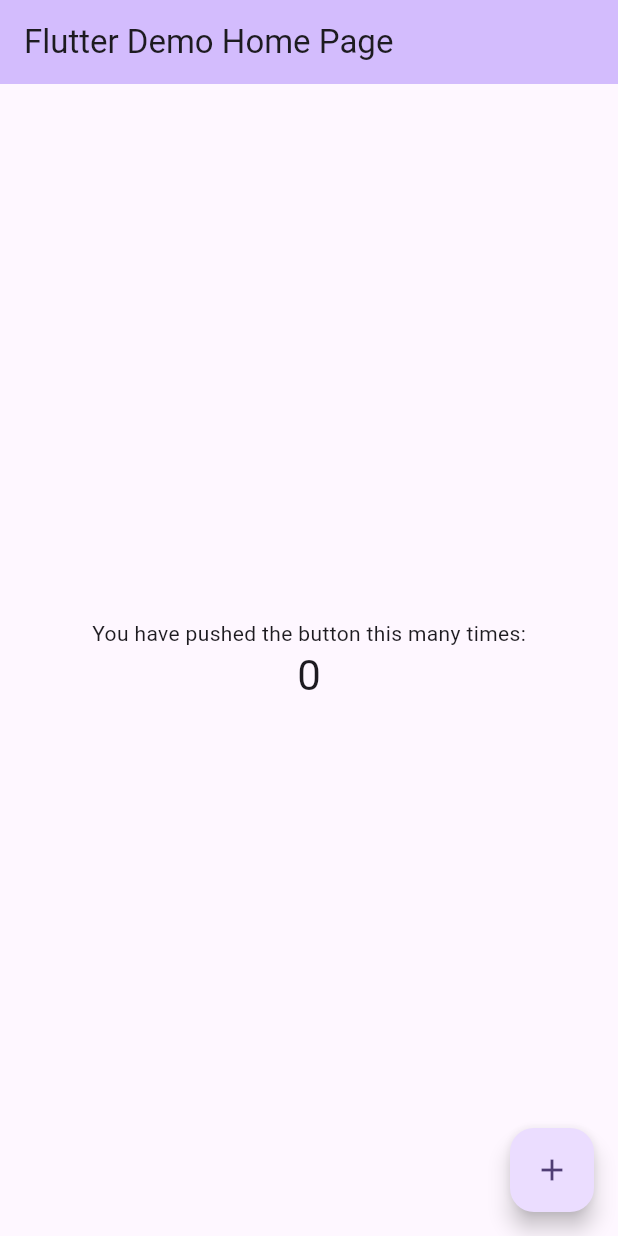
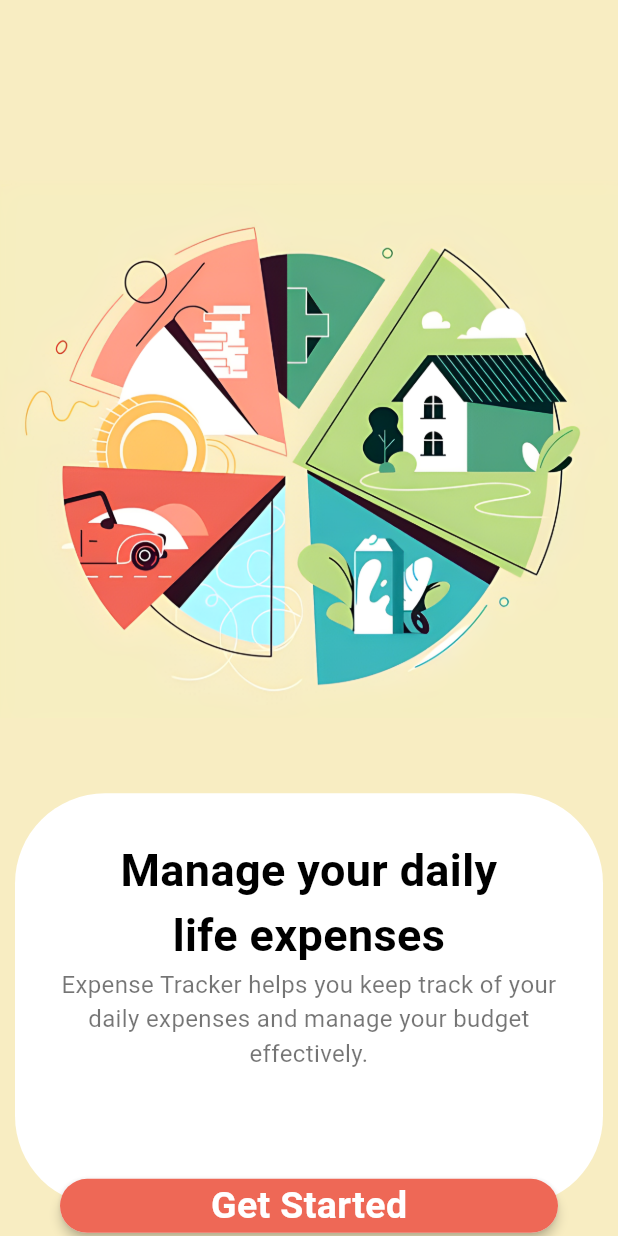
Before and after one commit to PersuasivePost/MAD, a Flutter app: the screen it shows after launch, on a phone screen of 412 x 824 dp. Run offline on Flutter 3.47's test engine with Material 3 defaults, Android fonts, the phone set to English and light mode, and no system bars.

Commit message:
onboarding page done

```diff
--- a/expense_tracker/lib/main.dart
+++ b/expense_tracker/lib/main.dart
@@ -1,4 +1,5 @@
 import 'package:flutter/material.dart';
+import 'pages/onboarding.dart';
 
 void main() {
   runApp(const MyApp());
@@ -7,116 +8,13 @@ void main() {
 class MyApp extends StatelessWidget {
   const MyApp({super.key});
 
-  // This widget is the root of your application.
   @override
   Widget build(BuildContext context) {
     return MaterialApp(
-      title: 'Flutter Demo',
-      theme: ThemeData(
-        // This is the theme of your application.
-        //
-        // TRY THIS: Try running your application with "flutter run". You'll see
-        // the application has a purple toolbar. Then, without quitting the app,
-        // try changing the seedColor in the colorScheme below to Colors.green
-        // and then invoke "hot reload" (save your changes or press the "hot
-        // reload" button in a Flutter-supported IDE, or press "r" if you used
-        // the command line to start the app).
-        //
-        // Notice that the counter didn't reset back to zero; the application
-        // state is not lost during the reload. To reset the state, use hot
-        // restart instead.
-        //
-        // This works for code too, not just values: Most code changes can be
-        // tested with just a hot reload.
-        colorScheme: ColorScheme.fromSeed(seedColor: Colors.deepPurple),
-      ),
-      home: const MyHomePage(title: 'Flutter Demo Home Page'),
+      title: 'Expense Tracker',
+      debugShowCheckedModeBanner: false,
+      theme: ThemeData(primarySwatch: Colors.blue),
+      home: Onboarding(),
     );
   }
 }
-
-class MyHomePage extends StatefulWidget {
-  const MyHomePage({super.key, required this.title});
-
-  // This widget is the home page of your application. It is stateful, meaning
-  // that it has a State object (defined below) that contains fields that affect
-  // how it looks.
-
-  // This class is the configuration for the state. It holds the values (in this
-  // case the title) provided by the parent (in this case the App widget) and
-  // used by the build method of the State. Fields in a Widget subclass are
-  // always marked "final".
-
-  final String title;
-
-  @override
-  State<MyHomePage> createState() => _MyHomePageState();
-}
-
-class _MyHomePageState extends State<MyHomePage> {
-  int _counter = 0;
-
-  void _incrementCounter() {
-    setState(() {
-      // This call to setState tells the Flutter framework that something has
-      // changed in this State, which causes it to rerun the build method below
-      // so that the display can reflect the updated values. If we changed
-      // _counter without calling setState(), then the build method would not be
-      // called again, and so nothing would appear to happen.
-      _counter++;
-    });
-  }
-
-  @override
-  Widget build(BuildContext context) {
-    // This method is rerun every time setState is called, for instance as done
-    // by the _incrementCounter method above.
-    //
-    // The Flutter framework has been optimized to make rerunning build methods
-    // fast, so that you can just rebuild anything that needs updating rather
-    // than having to individually change instances of widgets.
-    return Scaffold(
-      appBar: AppBar(
-        // TRY THIS: Try changing the color here to a specific color (to
-        // Colors.amber, perhaps?) and trigger a hot reload to see the AppBar
-        // change color while the other colors stay the same.
-        backgroundColor: Theme.of(context).colorScheme.inversePrimary,
-        // Here we take the value from the MyHomePage object that was created by
-        // the App.build method, and use it to set our appbar title.
-        title: Text(widget.title),
-      ),
-      body: Center(
-        // Center is a layout widget. It takes a single child and positions it
-        // in the middle of the parent.
-        child: Column(
-          // Column is also a layout widget. It takes a list of children and
-          // arranges them vertically. By default, it sizes itself to fit its
-          // children horizontally, and tries to be as tall as its parent.
-          //
-          // Column has various properties to control how it sizes itself and
-          // how it positions its children. Here we use mainAxisAlignment to
-          // center the children vertically; the main axis here is the vertical
-          // axis because Columns are vertical (the cross axis would be
-          // horizontal).
-          //
-          // TRY THIS: Invoke "debug painting" (choose the "Toggle Debug Paint"
-          // action in the IDE, or press "p" in the console), to see the
-          // wireframe for each widget.
-          mainAxisAlignment: MainAxisAlignment.center,
-          children: <Widget>[
-            const Text('You have pushed the button this many times:'),
-            Text(
-              '$_counter',
-              style: Theme.of(context).textTheme.headlineMedium,
-            ),
-          ],
-        ),
-      ),
-      floatingActionButton: FloatingActionButton(
-        onPressed: _incrementCounter,
-        tooltip: 'Increment',
-        child: const Icon(Icons.add),
-      ), // This trailing comma makes auto-formatting nicer for build methods.
-    );
-  }
-}
--- /dev/null
+++ b/expense_tracker/lib/pages/onboarding.dart
@@ -0,0 +1,93 @@
+import 'package:flutter/material.dart';
+
+class Onboarding extends StatefulWidget {
+  const Onboarding({super.key});
+
+  @override
+  State<Onboarding> createState() => _OnboardingState();
+}
+
+class _OnboardingState extends State<Onboarding> {
+  @override
+  Widget build(BuildContext context) {
+    return Scaffold(
+      backgroundColor: Color(0xfff8edc2),
+      body: Container(
+        child: Column(
+          children: [
+            SizedBox(height: 120.0),
+            // use the asset key declared in pubspec.yaml
+            Image.asset(
+              'images/onboard.png',
+              // width: MediaQuery.of(context).size.width * 0.7,
+              // fit: BoxFit.contain,
+            ),
+            SizedBox(height: 50.0),
+            Expanded(
+              child: Container(
+                width: MediaQuery.of(context).size.width,
+                margin: EdgeInsets.only(left: 10, right: 10, bottom: 20),
+                decoration: BoxDecoration(
+                  color: Colors.white,
+                  borderRadius: BorderRadius.circular(60.0),
+                ),
+                child: Column(
+                  children: [
+                    SizedBox(height: 30.0),
+                    Text(
+                      "Manage your daily\nlife expenses",
+                      textAlign: TextAlign.center,
+                      style: TextStyle(
+                        color: Colors.black,
+                        fontSize: 30.0,
+                        fontWeight: FontWeight.bold,
+                      ),
+                      // style: AppWidget.headlineTextStyle(30.0),
+                    ),
+                    Padding(
+                      padding: EdgeInsets.only(
+                        left: 30.0,
+                        right: 30.0,
+                        bottom: 12.0,
+                      ),
+                      child: Text(
+                        "Expense Tracker helps you keep track of your daily expenses and manage your budget effectively.",
+                        textAlign: TextAlign.center,
+                        style: TextStyle(color: Colors.black54, fontSize: 16.0),
+                      ),
+                    ),
+                    SizedBox(height: 60.0),
+                    Container(
+                      margin: EdgeInsets.only(left: 30.0, right: 30.0),
+                      child: Material(
+                        elevation: 3.0,
+                        borderRadius: BorderRadius.circular(60.0),
+                        child: Container(
+                          child: Center(
+                            child: Text(
+                              "Get Started",
+                              style: TextStyle(
+                                color: Colors.white,
+                                fontSize: 25.0,
+                                fontWeight: FontWeight.bold,
+                              ),
+                            ),
+                          ),
+                          decoration: BoxDecoration(
+                            color: Color(0xffee6856),
+                            borderRadius: BorderRadius.circular(60.0),
+                          ),
+                          width: MediaQuery.of(context).size.width,
+                        ),
+                      ),
+                    ),
+                  ],
+                ),
+              ),
+            ),
+          ],
+        ),
+      ),
+    );
+  }
+}
--- /dev/null
+++ b/expense_tracker/lib/services/support_widgets.dart
@@ -0,0 +1,12 @@
+import 'package:flutter/material.dart';
+import 'package:flutter/widgets.dart';
+
+class AppWidget {
+  static TextStyle headlineTextStyle(double size) {
+    return TextStyle(
+      color: Colors.black,
+      fontSize: size,
+      fontWeight: FontWeight.bold,
+    );
+  }
+}
```
Also changed, not shown: expense_tracker/pubspec.yaml (+3 -5 lines), expense_tracker/images/boy1.jpg (added), expense_tracker/images/expense.png (added), expense_tracker/images/income.png (added), expense_tracker/images/like.png (added), expense_tracker/images/login.png (added), expense_tracker/images/onboard.png (added), expense_tracker/images/onboard1.png (added), expense_tracker/images/signup.png (added).
